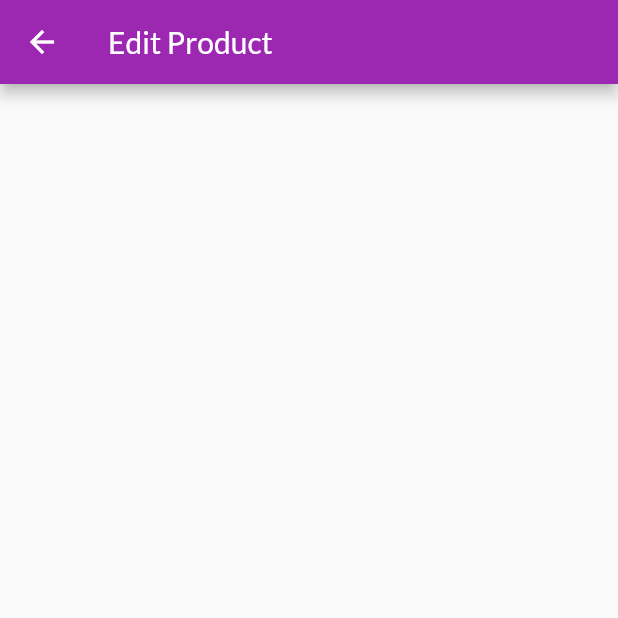
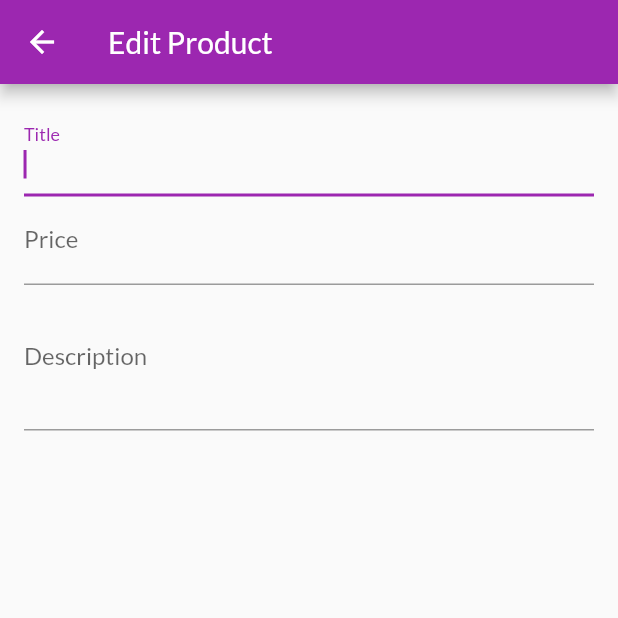
Before and after one commit to sahilali13/flutter, a Flutter app: the EditProductScreen screen opened directly, on a phone screen of 412 x 824 dp, the top half of it. Run offline on Flutter 3.47's test engine with Material 2 defaults, Android fonts, the phone set to English and light mode, and no system bars; network calls fail.

Commit message:
commit #225

```diff
--- a/shop_app/lib/main.dart
+++ b/shop_app/lib/main.dart
@@ -1,6 +1,7 @@
 import 'package:flutter/material.dart';
 import 'package:provider/provider.dart';
 
+import '../screens/edit_product_screen.dart';
 import '../screens/user_products_screen.dart';
 import '../screens/orders_screen.dart';
 import '../screens/cart_screen.dart';
@@ -33,6 +34,7 @@ class MyApp extends StatelessWidget {
       CartScreen.routeName: (_ctx) => const CartScreen(),
       OrdersScreen.routeName: (_ctx) => const OrdersScreen(),
       UserProductsScreen.routeName: (_ctx) => const UserProductsScreen(),
+      EditProductScreen.routeName: (_ctx) => const EditProductScreen(),
     };
 
     return MultiProvider(
--- a/shop_app/lib/screens/edit_product_screen.dart
+++ b/shop_app/lib/screens/edit_product_screen.dart
@@ -1,6 +1,8 @@
 import 'package:flutter/material.dart';
+import 'package:flutter/services.dart';
 
 class EditProductScreen extends StatefulWidget {
+  static const routeName = '/edit-product';
   const EditProductScreen({Key? key}) : super(key: key);
 
   @override
@@ -16,6 +18,39 @@ class _EditProductScreenState extends State<EditProductScreen> {
           'Edit Product',
         ),
       ),
+      body: Padding(
+        padding: const EdgeInsets.all(16.0),
+        child: Form(
+          child: SingleChildScrollView(
+            child: Column(
+              children: [
+                TextFormField(
+                  autocorrect: true,
+                  autofocus: true,
+                  decoration: const InputDecoration(labelText: 'Title'),
+                  textInputAction: TextInputAction.next,
+                ),
+                TextFormField(
+                  autocorrect: true,
+                  autofocus: true,
+                  decoration: const InputDecoration(labelText: 'Price'),
+                  textInputAction: TextInputAction.next,
+                  keyboardType:
+                      const TextInputType.numberWithOptions(decimal: true),
+                ),
+                TextFormField(
+                  autocorrect: true,
+                  autofocus: true,
+                  decoration: const InputDecoration(labelText: 'Description'),
+                  textInputAction: TextInputAction.next,
+                  maxLines: 3,
+                  keyboardType: TextInputType.multiline,
+                ),
+              ],
+            ),
+          ),
+        ),
+      ),
     );
   }
 }
--- a/shop_app/lib/screens/user_products_screen.dart
+++ b/shop_app/lib/screens/user_products_screen.dart
@@ -1,5 +1,6 @@
 import 'package:flutter/material.dart';
 import 'package:provider/provider.dart';
+import 'package:shop_app/screens/edit_product_screen.dart';
 
 import '../widgets/app_drawer.dart';
 import '../widgets/user_product_item.dart';
@@ -18,12 +19,13 @@ class UserProductsScreen extends StatelessWidget {
         title: const Text('Your Products'),
         actions: <Widget>[
           IconButton(
-            onPressed: () {},
+            onPressed: () =>
+                Navigator.of(context).pushNamed(EditProductScreen.routeName),
             icon: const Icon(Icons.add),
           )
         ],
       ),
-      drawer: AppDrawer(),
+      drawer: const AppDrawer(),
       body: Padding(
         padding: const EdgeInsets.all(10.0),
         child: ListView.builder(
```
